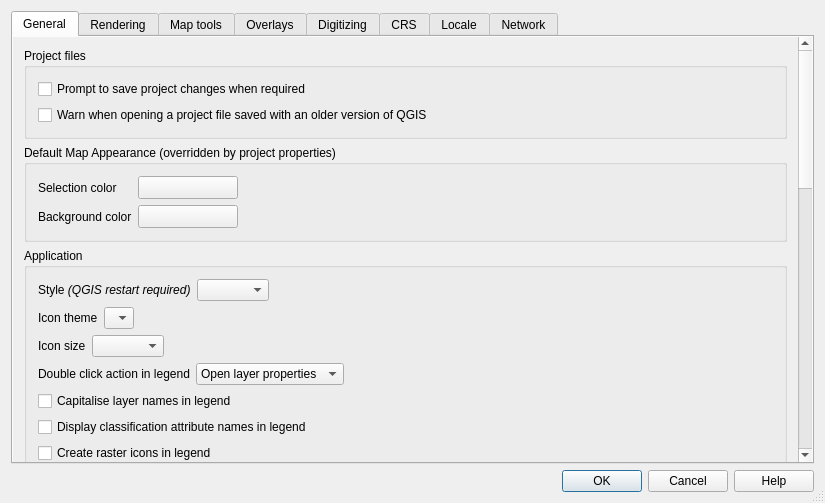
The window that src/ui/qgsoptionsbase.ui (qgis/QGIS) describes before a commit, drawn with Qt 5.
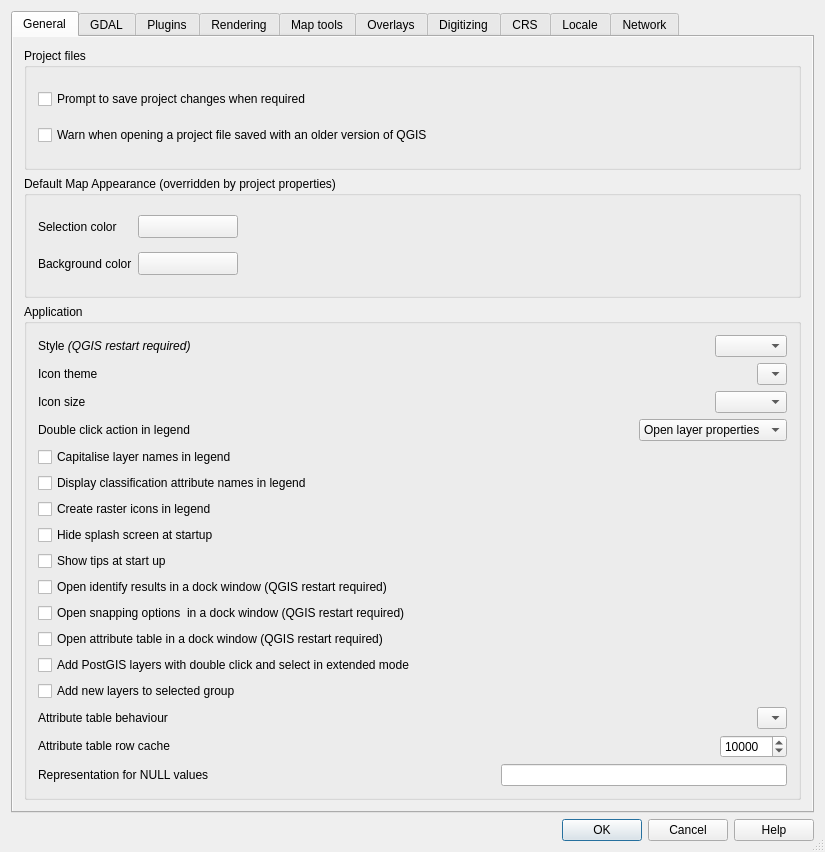
The same window after the commit. Icons and pictures are not drawn. Custom widgets are drawn as their Qt base class.

Commit message: [FEATURE] add row cache for attribute table

Diff of the .ui file:
```diff
--- a/src/ui/qgsoptionsbase.ui
+++ b/src/ui/qgsoptionsbase.ui
@@ -7,7 +7,7 @@
     <x>0</x>
     <y>0</y>
     <width>825</width>
-    <height>503</height>
+    <height>852</height>
    </rect>
   </property>
   <property name="windowTitle">
@@ -65,9 +65,9 @@
           <property name="geometry">
            <rect>
             <x>0</x>
-            <y>-461</y>
-            <width>787</width>
-            <height>1235</height>
+            <y>0</y>
+            <width>799</width>
+            <height>761</height>
            </rect>
           </property>
           <layout class="QGridLayout" name="gridLayout_12">
@@ -187,9 +187,6 @@
                   </property>
                  </widget>
                 </item>
-                <item>
-                 <widget class="QComboBox" name="cmbStyle"/>
-                </item>
                 <item>
                  <spacer name="horizontalSpacer_7">
                   <property name="orientation">
@@ -203,6 +200,9 @@
                   </property>
                  </spacer>
                 </item>
+                <item>
+                 <widget class="QComboBox" name="cmbStyle"/>
+                </item>
                </layout>
               </item>
               <item>
@@ -220,18 +220,6 @@
                   </property>
                  </widget>
                 </item>
-                <item>
-                 <widget class="QComboBox" name="cmbTheme">
-                  <property name="duplicatesEnabled">
-                   <bool>false</bool>
-                  </property>
-                  <item>
-                   <property name="text">
-                    <string/>
-                   </property>
-                  </item>
-                 </widget>
-                </item>
                 <item>
                  <spacer name="horizontalSpacer_2">
                   <property name="orientation">
@@ -245,6 +233,18 @@
                   </property>
                  </spacer>
                 </item>
+                <item>
+                 <widget class="QComboBox" name="cmbTheme">
+                  <property name="duplicatesEnabled">
+                   <bool>false</bool>
+                  </property>
+                  <item>
+                   <property name="text">
+                    <string/>
+                   </property>
+                  </item>
+                 </widget>
+                </item>
                </layout>
               </item>
               <item>
@@ -262,13 +262,6 @@
                   </property>
                  </widget>
                 </item>
-                <item>
-                 <widget class="QComboBox" name="cmbSize">
-                  <property name="duplicatesEnabled">
-                   <bool>false</bool>
-                  </property>
-                 </widget>
-                </item>
                 <item>
                  <spacer name="horizontalSpacer_5">
                   <property name="orientation">
@@ -282,6 +275,13 @@
                   </property>
                  </spacer>
                 </item>
+                <item>
+                 <widget class="QComboBox" name="cmbSize">
+                  <property name="duplicatesEnabled">
+                   <bool>false</bool>
+                  </property>
+                 </widget>
+                </item>
                </layout>
               </item>
               <item>
@@ -293,6 +293,19 @@
                   </property>
                  </widget>
                 </item>
+                <item>
+                 <spacer name="horizontalSpacer_6">
+                  <property name="orientation">
+                   <enum>Qt::Horizontal</enum>
+                  </property>
+                  <property name="sizeHint" stdset="0">
+                   <size>
+                    <width>40</width>
+                    <height>20</height>
+                   </size>
+                  </property>
+                 </spacer>
+                </item>
                 <item>
                  <widget class="QComboBox" name="cmbLegendDoubleClickAction">
                   <item>
@@ -307,19 +320,6 @@
                   </item>
                  </widget>
                 </item>
-                <item>
-                 <spacer name="horizontalSpacer_6">
-                  <property name="orientation">
-                   <enum>Qt::Horizontal</enum>
-                  </property>
-                  <property name="sizeHint" stdset="0">
-                   <size>
-                    <width>40</width>
-                    <height>20</height>
-                   </size>
-                  </property>
-                 </spacer>
-                </item>
                </layout>
               </item>
               <item>
@@ -434,6 +434,49 @@
                 </item>
                </layout>
               </item>
+              <item>
+               <layout class="QHBoxLayout" name="horizontalLayout_10">
+                <item>
+                 <widget class="QLabel" name="textLabel1_12">
+                  <property name="sizePolicy">
+                   <sizepolicy hsizetype="Fixed" vsizetype="Fixed">
+                    <horstretch>0</horstretch>
+                    <verstretch>0</verstretch>
+                   </sizepolicy>
+                  </property>
+                  <property name="text">
+                   <string>Attribute table row cache</string>
+                  </property>
+                 </widget>
+                </item>
+                <item>
+                 <spacer name="horizontalSpacer_8">
+                  <property name="orientation">
+                   <enum>Qt::Horizontal</enum>
+                  </property>
+                  <property name="sizeHint" stdset="0">
+                   <size>
+                    <width>40</width>
+                    <height>20</height>
+                   </size>
+                  </property>
+                 </spacer>
+                </item>
+                <item>
+                 <widget class="QSpinBox" name="spinBoxAttrTableRowCache">
+                  <property name="maximum">
+                   <number>100000</number>
+                  </property>
+                  <property name="singleStep">
+                   <number>1000</number>
+                  </property>
+                  <property name="value">
+                   <number>10000</number>
+                  </property>
+                 </widget>
+                </item>
+               </layout>
+              </item>
               <item>
                <layout class="QHBoxLayout" name="horizontalLayout_6">
                 <item>
@@ -461,7 +504,25 @@
                 </item>
                </layout>
               </item>
-              <item>
+             </layout>
+            </widget>
+           </item>
+          </layout>
+         </widget>
+        </widget>
+       </item>
+      </layout>
+     </widget>
+     <widget class="QWidget" name="tab">
+      <attribute name="icon">
+       <iconset resource="../../images/images.qrc">
+        <normaloff>:/images/themes/default/propertyicons/gdal.png</normaloff>:/images/themes/default/propertyicons/gdal.png</iconset>
+      </attribute>
+      <attribute name="title">
+       <string>GDAL</string>
+      </attribute>
+      <layout class="QGridLayout" name="gridLayout">
+       <item row="0" column="0">
                <widget class="QGroupBox" name="groupBox_13">
                 <property name="title">
                  <string>GDAL Drivers</string>
@@ -490,7 +551,18 @@
                 </layout>
                </widget>
               </item>
-              <item>
+      </layout>
+     </widget>
+     <widget class="QWidget" name="tab_2">
+      <attribute name="icon">
+       <iconset resource="../../images/images.qrc">
+        <normaloff>:/images/themes/default/mActionShowPluginManager.png</normaloff>:/images/themes/default/mActionShowPluginManager.png</iconset>
+      </attribute>
+      <attribute name="title">
+       <string>Plugins</string>
+      </attribute>
+      <layout class="QGridLayout" name="gridLayout_25">
+       <item row="0" column="0">
                <widget class="QGroupBox" name="groupBox_4">
                 <property name="title">
                  <string>Plugin paths</string>
@@ -538,13 +610,6 @@
               </item>
              </layout>
             </widget>
-           </item>
-          </layout>
-         </widget>
-        </widget>
-       </item>
-      </layout>
-     </widget>
      <widget class="QWidget" name="tabWidgetPage2">
       <attribute name="icon">
        <iconset resource="../../images/images.qrc">
@@ -570,8 +635,8 @@
            <rect>
             <x>0</x>
             <y>0</y>
-            <width>614</width>
-            <height>523</height>
+            <width>799</width>
+            <height>761</height>
            </rect>
           </property>
           <layout class="QGridLayout" name="gridLayout_8">
@@ -588,26 +653,6 @@
                 </property>
                </widget>
               </item>
-              <item row="1" column="0">
-               <widget class="QLabel" name="textLabel1_6">
-                <property name="text">
-                 <string>Number of features to draw before updating the display</string>
-                </property>
-               </widget>
-              </item>
-              <item row="1" column="1">
-               <widget class="QSpinBox" name="spinBoxUpdateThreshold">
-                <property name="toolTip">
-                 <string>Map display will be updated (drawn) after this many features have been read from the data source</string>
-                </property>
-                <property name="maximum">
-                 <number>1000000</number>
-                </property>
-                <property name="value">
-                 <number>1000</number>
-                </property>
-               </widget>
-              </item>
               <item row="2" column="0" colspan="2">
                <widget class="QLabel" name="textLabel3">
                 <property name="text">
@@ -622,6 +667,26 @@
                 </property>
                </widget>
               </item>
+              <item row="1" column="0">
+               <widget class="QLabel" name="textLabel1_6">
+                <property name="text">
+                 <string>Number of features to draw before updating the display</string>
+                </property>
+               </widget>
+              </item>
+              <item row="1" column="1">
+               <widget class="QSpinBox" name="spinBoxUpdateThreshold">
+                <property name="toolTip">
+                 <string>Map display will be updated (drawn) after this many features have been read from the data source</string>
+                </property>
+                <property name="maximum">
+                 <number>1000000</number>
+                </property>
+                <property name="value">
+                 <number>1000</number>
+                </property>
+               </widget>
+              </item>
              </layout>
             </widget>
            </item>
@@ -744,8 +809,8 @@
            <rect>
             <x>0</x>
             <y>0</y>
-            <width>539</width>
-            <height>502</height>
+            <width>799</width>
+            <height>761</height>
            </rect>
           </property>
           <layout class="QGridLayout" name="gridLayout_4">
@@ -1030,8 +1095,8 @@
            <rect>
             <x>0</x>
             <y>0</y>
-            <width>270</width>
-            <height>93</height>
+            <width>799</width>
+            <height>761</height>
            </rect>
           </property>
           <layout class="QGridLayout" name="gridLayout_10">
@@ -1105,8 +1170,8 @@
            <rect>
             <x>0</x>
             <y>0</y>
-            <width>750</width>
-            <height>469</height>
+            <width>773</width>
+            <height>735</height>
            </rect>
           </property>
           <layout class="QGridLayout" name="gridLayout_13">
@@ -1441,8 +1506,8 @@
            <rect>
             <x>0</x>
             <y>0</y>
-            <width>425</width>
-            <height>417</height>
+            <width>799</width>
+            <height>761</height>
            </rect>
           </property>
           <layout class="QGridLayout" name="gridLayout_15">
@@ -1615,8 +1680,8 @@
            <rect>
             <x>0</x>
             <y>0</y>
-            <width>519</width>
-            <height>584</height>
+            <width>799</width>
+            <height>761</height>
            </rect>
           </property>
           <layout class="QGridLayout" name="gridLayout_17">
@@ -1712,8 +1777,8 @@
            <rect>
             <x>0</x>
             <y>0</y>
-            <width>355</width>
-            <height>572</height>
+            <width>799</width>
+            <height>761</height>
            </rect>
           </property>
           <layout class="QGridLayout" name="gridLayout_20">
```
Left out of the diff: 3 changed lines with no effect on the pictures. Lines whose indentation alone changed are shown as unchanged. The commit also changes 5 other files.
